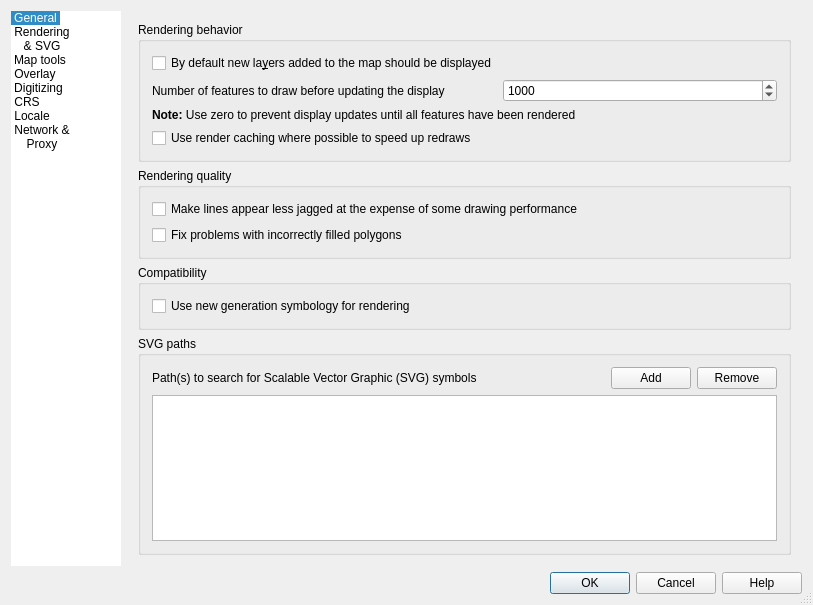
This is src/ui/qgsoptionsbase.ui in sourcepole/qgis as Qt 5 draws it before an edit. The edited form follows.
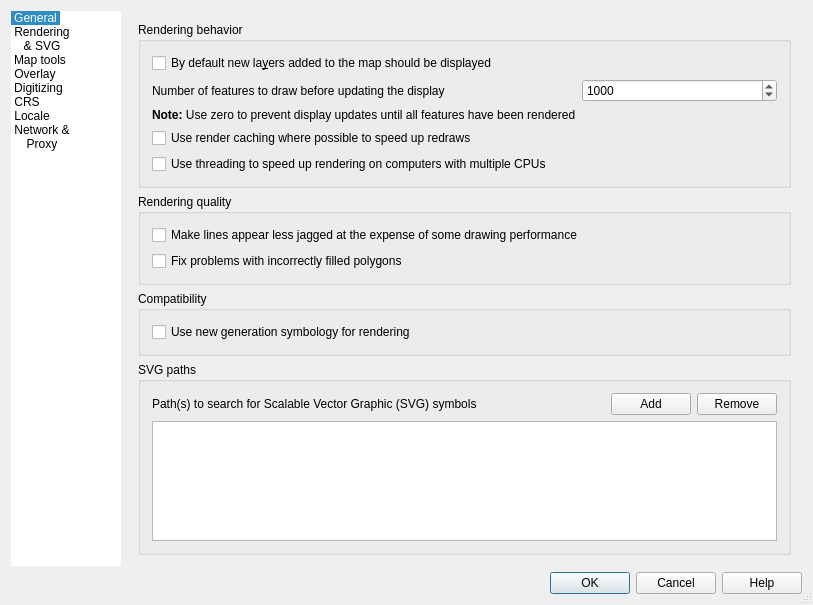
This is the edited form. The open tabs and pages were chosen to show the change. Icons and pictures are not drawn. Custom widgets are drawn as their Qt base class.

Commit message: Make threading configurable in options dialog.

What changed in the file:
```diff
--- a/src/ui/qgsoptionsbase.ui
+++ b/src/ui/qgsoptionsbase.ui
@@ -509,14 +509,21 @@
             </property>
            </widget>
           </item>
-          <item row="2" column="0" colspan="2">
+          <item row="4" column="0">
+           <widget class="QCheckBox" name="chkUseThreadedRendering">
+            <property name="text">
+             <string>Use threading to speed up rendering on computers with multiple CPUs</string>
+            </property>
+           </widget>
+          </item>
+          <item row="2" column="0">
            <widget class="QLabel" name="textLabel3">
             <property name="text">
              <string>&lt;b&gt;Note:&lt;/b&gt; Use zero to prevent display updates until all features have been rendered</string>
             </property>
            </widget>
           </item>
-          <item row="3" column="0" colspan="2">
+          <item row="3" column="0">
            <widget class="QCheckBox" name="chkUseRenderCaching">
             <property name="text">
              <string>Use render caching where possible to speed up redraws</string>
```
Left out of the diff: 1 changed line with no effect on the pictures. The commit also changes 2 other files.
